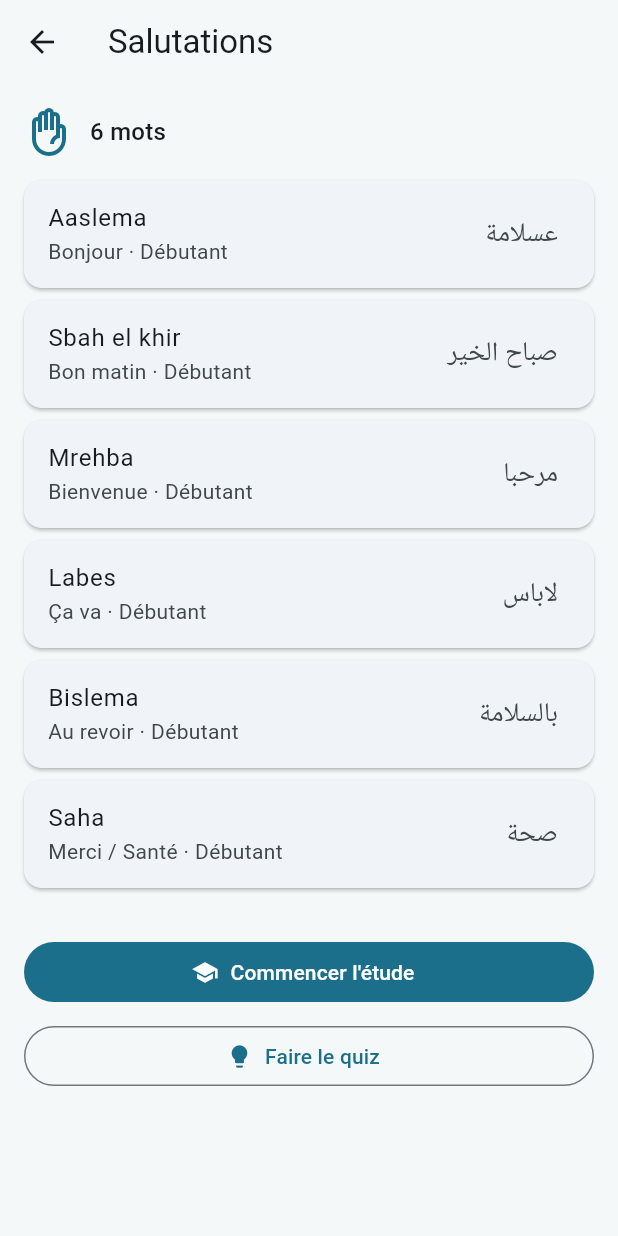
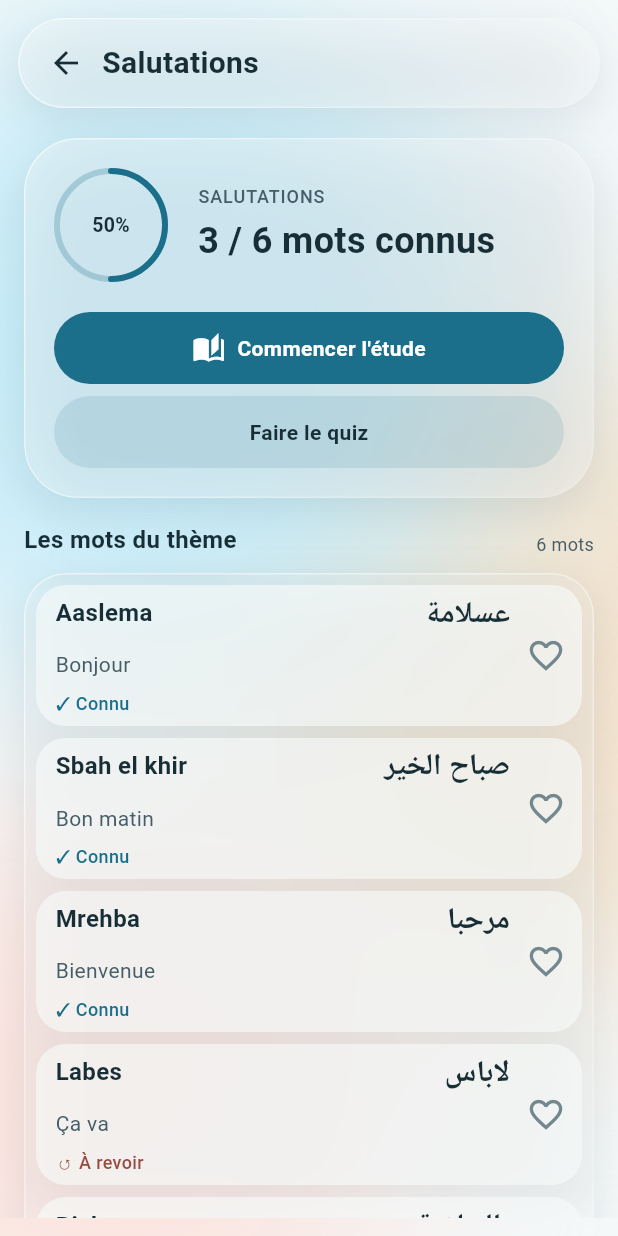
Before and after one commit to oussama-hlali/Darija-Quest, a Flutter app: the ThemeDetailScreen widget shown alone on an empty page, opened directly with sample values from the repository, on a phone screen of 412 x 824 dp. Run offline on Flutter 3.47's test engine with Material 3 defaults, Android fonts, the phone set to English and light mode, and no system bars; Roboto replaces fonts that are missing (NotoSansArabic).

Commit message:
style: détail du thème en verre (anneau et cœurs)

```diff
--- a/lib/screens/theme_detail_screen.dart
+++ b/lib/screens/theme_detail_screen.dart
@@ -2,67 +2,218 @@ import 'package:flutter/material.dart';
 
 import '../models/theme_darija.dart';
 import '../models/theme_darija.dart';
+import '../widgets/verre.dart';
 import 'etude_screen.dart';
 import 'quiz_screen.dart';
 
 import 'package:darija_quest/models/mot.dart';
 
-class ThemeDetailScreen extends StatelessWidget {
+class ThemeDetailScreen extends StatefulWidget {
   const ThemeDetailScreen({super.key, required this.theme});
 
   final ThemeDarija theme;
 
   @override
+  State<ThemeDetailScreen> createState() => _ThemeDetailScreenState();
+}
+
+class _ThemeDetailScreenState extends State<ThemeDetailScreen> {
+  /// Ouvre l'étude puis relit les statuts des mots au retour.
+  Future<void> _commencerEtude() async {
+    await Navigator.push(
+      context,
+      MaterialPageRoute(builder: (_) => EtudeScreen(theme: widget.theme)),
+    );
+    setState(() {});
+  }
+
+  Future<void> _faireQuiz() async {
+    await Navigator.push(
+      context,
+      MaterialPageRoute(builder: (_) => QuizScreen(theme: widget.theme)),
+    );
+    setState(() {});
+  }
+
+  void _basculerCoeur(Mot mot) {
+    setState(() => mot.favori = !mot.favori);
+  }
+
+  @override
   Widget build(BuildContext context) {
-    return Scaffold(
-      appBar: AppBar(title: Text(theme.nom)),
-      body: ListView(
-        padding: const EdgeInsets.all(16),
+    final t = widget.theme;
+
+    return PageVerre(
+      haut: BarreHaute(t.nom, retour: true, tailleTitre: 20),
+      corps: ListView(
+        padding: const EdgeInsets.fromLTRB(16, 20, 16, 16),
         children: [
+          _carteEntete(t),
+          const SizedBox(height: 16),
           Row(
+            mainAxisAlignment: MainAxisAlignment.spaceBetween,
+            crossAxisAlignment: CrossAxisAlignment.end,
             children: [
-              Icon(
-                theme.icone,
-                size: 32,
-                color: Theme.of(context).colorScheme.primary,
+              Text(
+                'Les mots du thème',
+                style: txt(16, graisse: FontWeight.w600),
               ),
-              const SizedBox(width: 12),
               Text(
-                '${theme.mots.length} mots',
-                style: Theme.of(context).textTheme.titleMedium,
+                '${t.mots.length} mots',
+                style: txt(12, couleur: Couleurs.encreDoux),
               ),
             ],
           ),
-          const SizedBox(height: 16),
-          for (final Mot mot in theme.mots)
-            Card(
-              margin: const EdgeInsets.only(bottom: 8),
-              child: ListTile(
-                title: Text(mot.darija),
-                subtitle: Text('${mot.francais} · ${mot.niveau}'),
-                trailing: Text(mot.arabe, style: const TextStyle(fontSize: 18)),
-              ),
-            ),
-          const SizedBox(height: 24),
-          FilledButton.icon(
-            onPressed: () => Navigator.push(
-              context,
-              MaterialPageRoute(builder: (_) => EtudeScreen(theme: theme)),
-            ),
-            icon: const Icon(Icons.school),
-            label: const Text("Commencer l'étude"),
-          ),
-          const SizedBox(height: 8),
-          OutlinedButton.icon(
-            onPressed: () => Navigator.push(
-              context,
-              MaterialPageRoute(builder: (_) => QuizScreen(theme: theme)),
-            ),
-            icon: const Icon(Icons.lightbulb),
-            label: const Text('Faire le quiz'),
+          const SizedBox(height: 11),
+          _listeMots(t),
+          const SizedBox(height: 12),
+          Text(
+            'Un cœur pour garder vos mots préférés.',
+            textAlign: TextAlign.center,
+            style: txt(12, couleur: Couleurs.encreDoux),
           ),
         ],
       ),
     );
   }
+
+  /// Carte d'en-tête en verre fort : anneau de progression, titre
+  /// « X / N mots connus », puis les deux boutons d'action.
+  Widget _carteEntete(ThemeDarija t) => Verre(
+    rayon: 36,
+    remplissage: .30,
+    margeInterne: const EdgeInsets.all(20),
+    child: Column(
+      children: [
+        Row(
+          children: [
+            Anneau(
+              taille: 76,
+              trait: 4,
+              valeur: t.progression,
+              child: Text(
+                '${(t.progression * 100).round()}%',
+                style: txt(13, graisse: FontWeight.w600),
+              ),
+            ),
+            const SizedBox(width: 20),
+            Expanded(
+              child: Column(
+                crossAxisAlignment: CrossAxisAlignment.start,
+                children: [
+                  Text(
+                    t.nom.toUpperCase(),
+                    style: txt(
+                      12,
+                      graisse: FontWeight.w500,
+                      couleur: Couleurs.encreDoux,
+                      espacement: .6,
+                    ),
+                  ),
+                  const SizedBox(height: 4),
+                  Text(
+                    '${t.nbConnus} / ${t.mots.length} mots connus',
+                    style: txt(24, graisse: FontWeight.w600),
+                  ),
+                ],
+              ),
+            ),
+          ],
+        ),
+        const SizedBox(height: 20),
+        BoutonPrincipal(
+          "Commencer l'étude",
+          icone: Icons.auto_stories,
+          surTap: _commencerEtude,
+        ),
+        const SizedBox(height: 8),
+        BoutonPrincipal('Faire le quiz', doux: true, surTap: _faireQuiz),
+      ],
+    ),
+  );
+
+  /// Carte de verre courante contenant la liste des mots.
+  Widget _listeMots(ThemeDarija t) => Verre(
+    rayon: 28,
+    remplissage: .18,
+    margeInterne: const EdgeInsets.all(8),
+    child: Column(
+      children: [
+        for (var i = 0; i < t.mots.length; i++) ...[
+          if (i > 0) const SizedBox(height: 8),
+          _rangeeMot(t.mots[i]),
+        ],
+      ],
+    ),
+  );
+
+  /// Une rangée de mot : darija latin à gauche, écriture arabe à droite
+  /// sur la même ligne, traduction, statut, puis le cœur de favori.
+  Widget _rangeeMot(Mot mot) => Container(
+    height: 94,
+    padding: const EdgeInsets.only(left: 13, right: 0),
+    decoration: boiteChip(20),
+    child: Row(
+      crossAxisAlignment: CrossAxisAlignment.center,
+      children: [
+        Expanded(
+          child: Column(
+            mainAxisAlignment: MainAxisAlignment.center,
+            crossAxisAlignment: CrossAxisAlignment.start,
+            children: [
+              Row(
+                children: [
+                  Expanded(
+                    child: Text(
+                      mot.darija,
+                      style: txt(
+                        16,
+                        graisse: FontWeight.w600,
+                        hauteur: 20 / 16,
+                      ),
+                    ),
+                  ),
+                  const SizedBox(width: 8),
+                  // Écriture arabe, alignée à droite sur la même ligne.
+                  Text(mot.arabe, style: txtArabe(20, couleur: Couleurs.encre)),
+                ],
+              ),
+              const SizedBox(height: 12),
+              Text(
+                mot.francais,
+                style: txt(14, couleur: Couleurs.encreDoux, hauteur: 18 / 14),
+              ),
+              const SizedBox(height: 8),
+              Text(
+                mot.statut.etiquette,
+                style: txt(
+                  12,
+                  graisse: FontWeight.w500,
+                  couleur: _couleurStatut(mot.statut),
+                ),
+              ),
+            ],
+          ),
+        ),
+        SizedBox(
+          width: 48,
+          height: 48,
+          child: IconButton(
+            onPressed: () => _basculerCoeur(mot),
+            icon: Icon(
+              mot.favori ? Icons.favorite : Icons.favorite_border,
+              size: 26,
+              color: mot.favori ? Couleurs.primaire : Couleurs.estompe,
+            ),
+          ),
+        ),
+      ],
+    ),
+  );
+
+  Color _couleurStatut(StatutMot statut) => switch (statut) {
+    StatutMot.connu => Couleurs.primaire,
+    StatutMot.aRevoir => Couleurs.terreCuite,
+    StatutMot.nouveau => Couleurs.estompe,
+  };
 }
```
